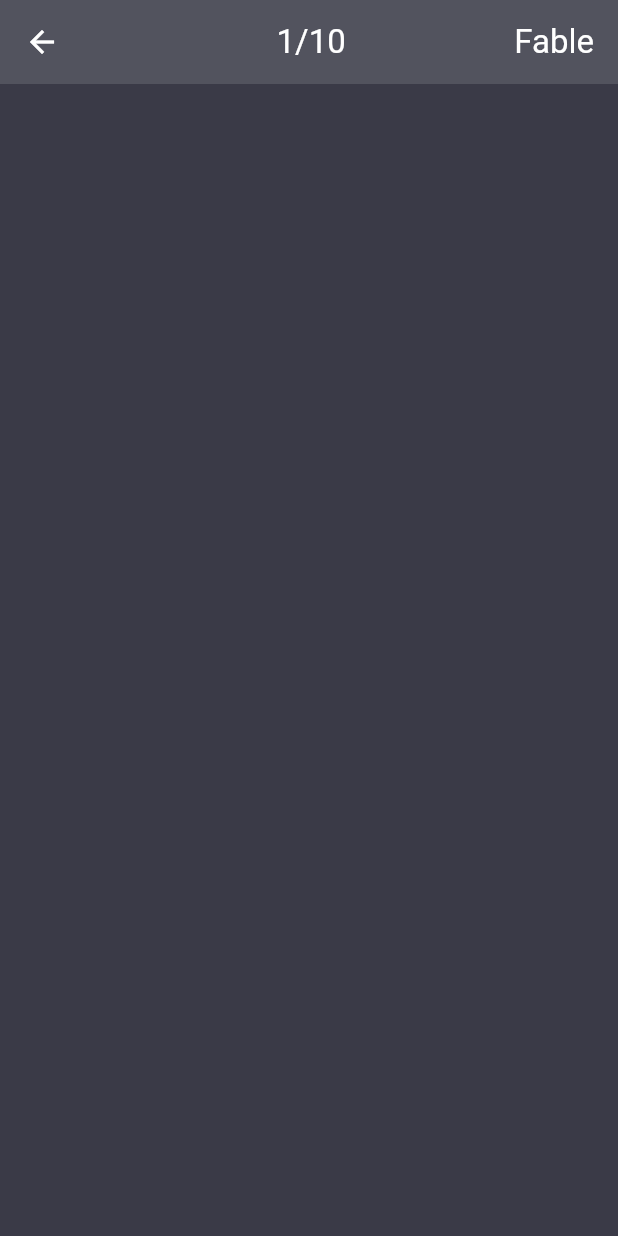
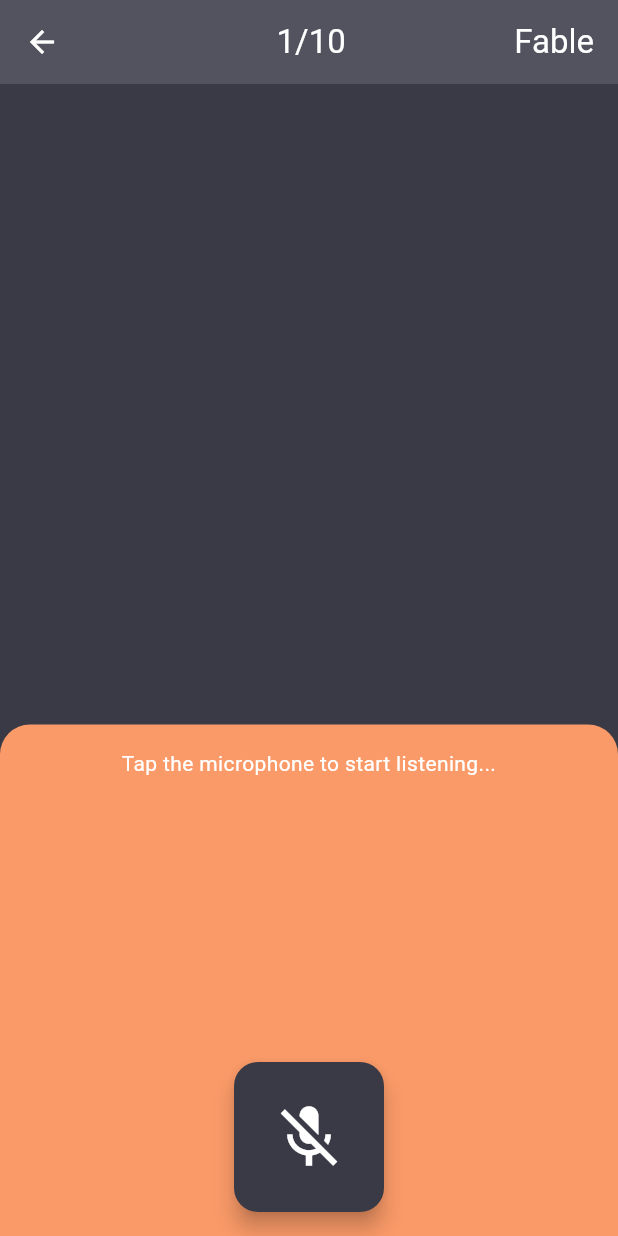
Before and after one commit to CandraZul/Hey-Friends, a Flutter app: the screen it shows after launch, after a tap on "Fable", on a phone screen of 412 x 824 dp. Run offline on Flutter 3.47's test engine with Material 3 defaults, Android fonts, the phone set to English and light mode, and no system bars; our stand-ins replace curved_navigation_bar, speech_to_text.

Commit message:
nambah speech to text, akurasinya jelek wak, mending langsung ke gemini

```diff
--- a/lib/pages/quiz_page.dart
+++ b/lib/pages/quiz_page.dart
@@ -1,4 +1,6 @@
 import 'package:flutter/material.dart';
+import 'package:speech_to_text/speech_recognition_result.dart';
+import 'package:speech_to_text/speech_to_text.dart';
 
 class QuizPage extends StatefulWidget {
 
@@ -9,6 +11,43 @@ class QuizPage extends StatefulWidget {
 }
 
 class _QuizPageState extends State<QuizPage> {
+  final SpeechToText _speechToText = SpeechToText();
+
+  bool _speechEnabled = false;
+  String _wordSpoken = "";
+
+
+  @override
+  void initState() {
+    // TODO: implement initState
+    super.initState();
+    initSpeech();
+  }
+
+  void initSpeech() async {
+    _speechEnabled = await _speechToText.initialize();
+    setState(() {});
+  }
+
+  void _startListening() async {
+    await _speechToText.listen(onResult: _onSpeechResult);
+    setState(() {
+
+    });
+  }
+
+  void _stopListening() async {
+    await _speechToText.stop();
+    setState(() {
+
+    });
+  }
+
+  void _onSpeechResult(SpeechRecognitionResult result) async {
+    setState(() {
+      _wordSpoken = result.recognizedWords;
+    });
+  }
 
   @override
   Widget build(BuildContext context) {
@@ -30,15 +69,61 @@ class _QuizPageState extends State<QuizPage> {
         ),
       ),
       backgroundColor: Color.fromARGB(255, 58, 58, 71),
-      // body: Column(
-      //   children: [
-      //     Row(
-      //         children: [
-      //           Icon(Icons.arrow_back_rounded, color: Colors.white, size: 50,)
-      //         ],
-      //     )
-      //   ],
-      // ),
+
+      body: Column(
+        children: [
+          Spacer(),
+          Container(
+            padding: EdgeInsets.all(16),
+            width: double.infinity,
+            height: 341,
+            decoration: BoxDecoration(
+              color: Color.fromARGB(255, 250, 154, 104),
+              borderRadius: BorderRadius.only(
+                topLeft: Radius.circular(20),
+                topRight: Radius.circular(20)
+              )
+            ),
+            child: Column(
+              children: [
+                Text(
+                  _speechToText.isListening
+                    ? "Listening..."
+                      : _speechEnabled
+                        ? "Tap the microphone to start listening..."
+                          : "Speech not available",
+                  style: TextStyle(color: Colors.white),
+                  textAlign: TextAlign.center,
+                ),
+                Text(
+                  _wordSpoken
+                ),
+                const SizedBox(height: 16),
+                Expanded(
+                  child: Align(
+                    alignment: Alignment.bottomCenter,
+                    child: SizedBox(
+                      height: 100,
+                      width: 100,
+                      child: FloatingActionButton(
+                        onPressed: _speechToText.isListening ? _stopListening : _startListening,
+                        tooltip: "Listen",
+                        backgroundColor: const Color.fromARGB(255, 58, 58, 71),
+                        child: Icon(
+                          _speechToText.isNotListening ? Icons.mic_off : Icons.mic,
+                          color: Colors.white,
+                          size: 50,
+                        ),
+
+                      ),
+                    ),
+                  ),
+                ),
+              ],
+            ),
+          )
+        ],
+      ),
     );
   }
 }
--- a/pubspec.yaml
+++ b/pubspec.yaml
@@ -37,6 +37,7 @@ dependencies:
   cupertino_icons: ^1.0.8
   curved_navigation_bar: ^1.0.3
   rflutter_alert: ^2.0.4
+  speech_to_text: ^7.0.0
 
 dev_dependencies:
   flutter_test:
```
Also changed, not shown: pubspec.lock, 2 other files.
